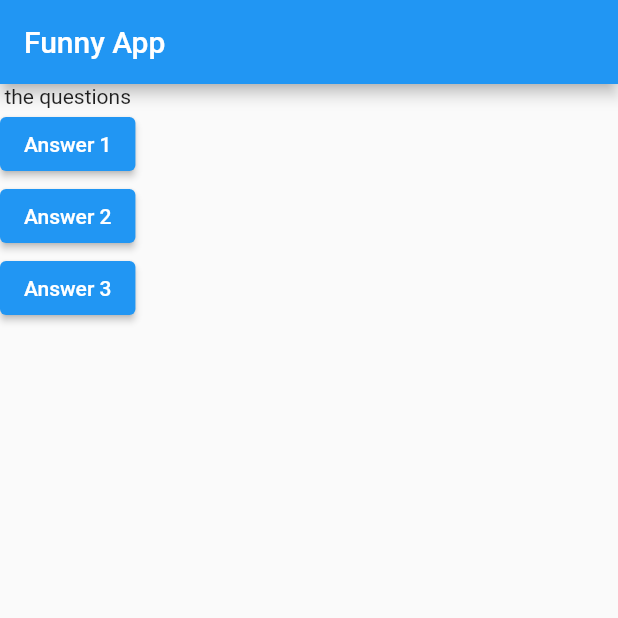
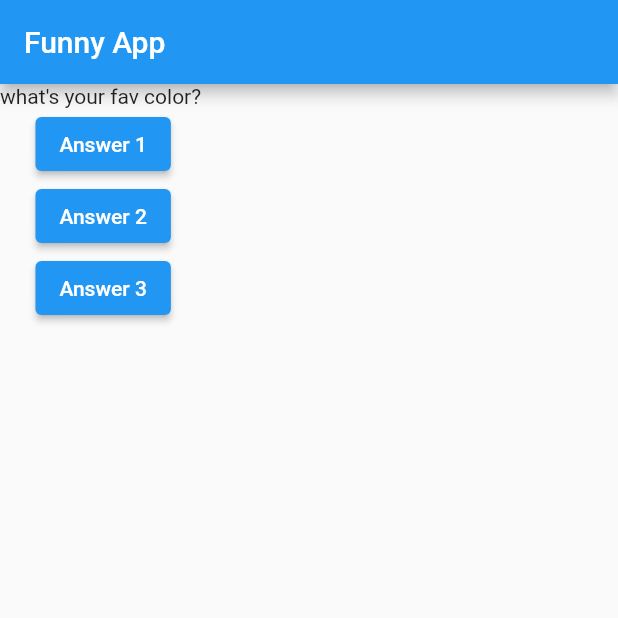
Before and after one commit to Tota6/quiz_app, a Flutter app: the screen it shows after launch, after a tap on "Answer 1", on a phone screen of 412 x 824 dp, the top half of it. Run offline on Flutter 3.47's test engine with Material 2 defaults, Android fonts, the phone set to English and light mode, and no system bars.

Commit message:
passing question index to return answer

```diff
--- a/lib/main.dart
+++ b/lib/main.dart
@@ -4,7 +4,14 @@ import 'package:flutter/material.dart';
 
 void main() => runApp(MyApp());
 
+var quesionIndex = 0;
+
 class MyApp extends StatelessWidget {
+  void answerQuestions() {
+    quesionIndex += quesionIndex;
+    print(quesionIndex);
+  }
+
   @override
   Widget build(BuildContext context) {
     var questions = [
@@ -18,18 +25,18 @@ class MyApp extends StatelessWidget {
         title: const Text("Funny App"),
       ),
       body: Column(children: [
-        const Text("the questions"),
+        Text(questions[quesionIndex]),
         ElevatedButton(
-          child: Text('Answer 1'),
-          onPressed: () {},
+          onPressed: answerQuestions,
+          child: const Text('Answer 1'),
         ),
         ElevatedButton(
-          onPressed: () {},
-          child: Text('Answer 2'),
+          onPressed: answerQuestions,
+          child: const Text('Answer 2'),
         ),
         ElevatedButton(
-          onPressed: () {},
-          child: Text('Answer 3'),
+          onPressed: answerQuestions,
+          child: const Text('Answer 3'),
         )
       ]),
     ));
```
